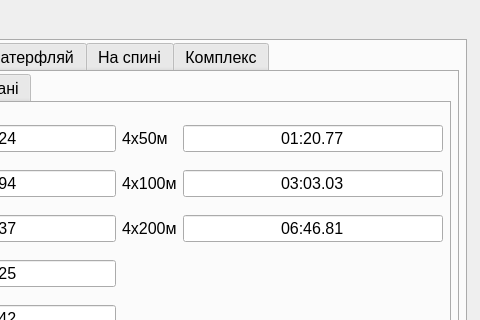
Old version of the form settingsrecords.ui in the repository AgMUH/SwimAssist; both pictures show x 224 to 704 and y 0 to 320 of the 704 by 485 pixel window.
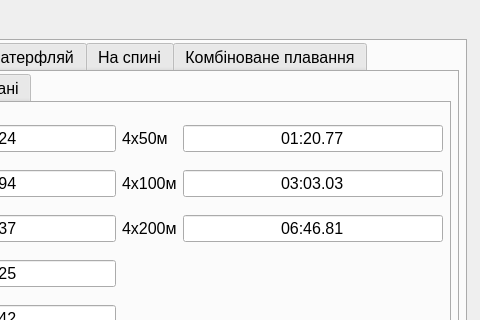
New version of the form.

```diff
--- a/settingsrecords.ui
+++ b/settingsrecords.ui
@@ -1354,7 +1354,7 @@
      </widget>
      <widget class="QWidget" name="tab_4">
       <attribute name="title">
-       <string>Комплекс</string>
+       <string>Комбіноване плавання</string>
       </attribute>
       <widget class="QTabWidget" name="tabWidget_9">
        <property name="geometry">
```
Left out of the diff: 2 changed lines with no effect on the pictures.
